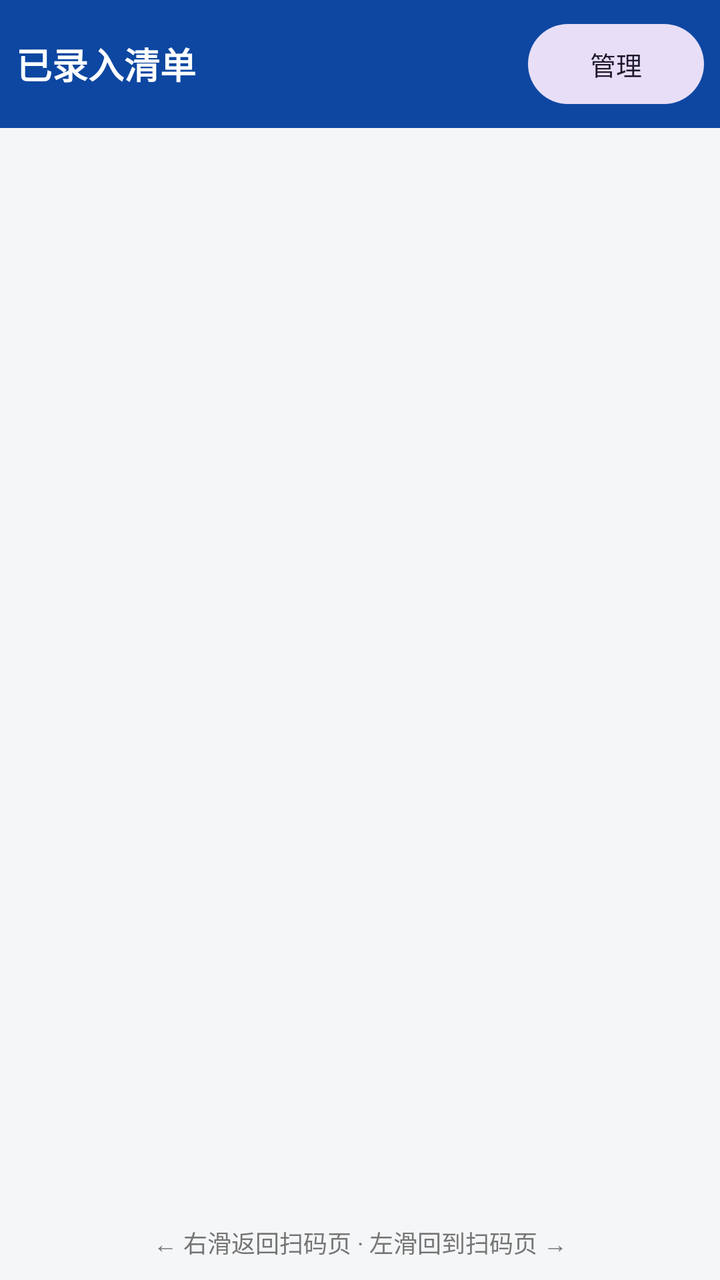
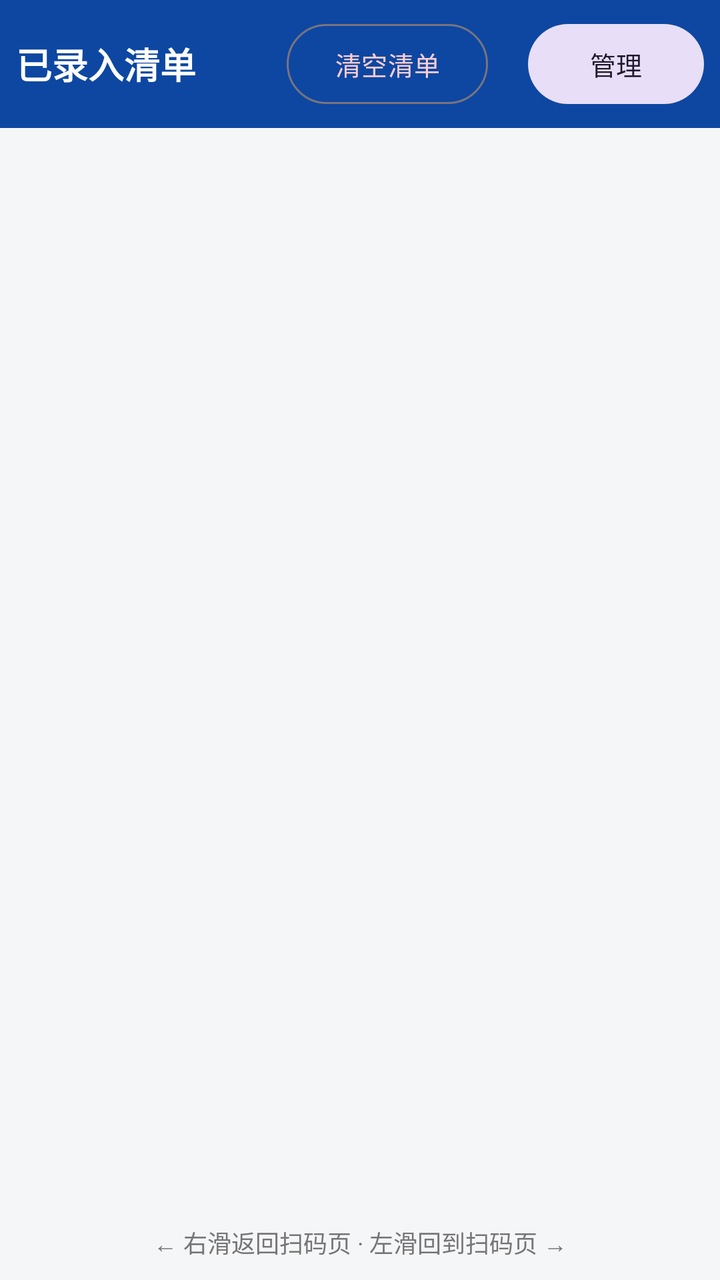

Compare the two renders of this Android layout. The source of the first and the diff that turns it into the second are given below.
<!-- AndroidManifest.xml: application theme Theme.UdiScan -->
<!-- res/layout/fragment_list.xml -->
<?xml version="1.0" encoding="utf-8"?>
<LinearLayout xmlns:android="http://schemas.android.com/apk/res/android"
    xmlns:app="http://schemas.android.com/apk/res-auto"
    android:layout_width="match_parent"
    android:layout_height="match_parent"
    android:orientation="vertical"
    android:background="@color/bg">

    
    <LinearLayout
        android:layout_width="match_parent"
        android:layout_height="wrap_content"
        android:orientation="horizontal"
        android:padding="8dp"
        android:gravity="center_vertical"
        android:background="@color/primary_dark">

        <TextView
            android:layout_width="0dp"
            android:layout_height="wrap_content"
            android:layout_weight="1"
            android:text="@string/list_title"
            android:textColor="#ffffff"
            android:textSize="18sp"
            android:textStyle="bold" />

        <TextView
            android:id="@+id/tv_count"
            android:layout_width="wrap_content"
            android:layout_height="wrap_content"
            android:textColor="#ffffff"
            android:textSize="14sp"
            android:paddingEnd="12dp" />

        <Button
            android:id="@+id/btn_manage"
            style="@style/Widget.Material3.Button.TonalButton"
            android:layout_width="wrap_content"
            android:layout_height="wrap_content"
            android:text="@string/manage_title"
            android:textSize="13sp" />
    </LinearLayout>

    
    <androidx.recyclerview.widget.RecyclerView
        android:id="@+id/list_items"
        android:layout_width="match_parent"
        android:layout_height="0dp"
        android:layout_weight="1"
        android:padding="8dp" />

    
    <TextView
        android:id="@+id/tv_empty"
        android:layout_width="match_parent"
        android:layout_height="wrap_content"
        android:layout_marginTop="40dp"
        android:gravity="center"
        android:text="@string/list_empty"
        android:textColor="@color/text_sub"
        android:textSize="14sp"
        android:visibility="gone" />

    <TextView
        android:layout_width="match_parent"
        android:layout_height="wrap_content"
        android:gravity="center"
        android:padding="10dp"
        android:text="@string/swipe_back_hint"
        android:textColor="@color/text_sub"
        android:textSize="12sp" />

</LinearLayout>
<!-- resources referenced by this layout -->
<resources>
  <color name="bg">#F5F6F8</color>
  <color name="primary_dark">#0D47A1</color>
  <color name="text_sub">#757575</color>
  <string name="list_empty">清单为空，扫码后点「加入清单」</string>
  <string name="list_title">已录入清单</string>
  <string name="manage_title">管理</string>
  <string name="swipe_back_hint">← 右滑返回扫码页 · 左滑回到扫码页 →</string>
  <style name="Theme.UdiScan" parent="Theme.Material3.DayNight.NoActionBar">
          <item name="colorPrimary">@color/primary</item>
          <item name="colorPrimaryDark">@color/primary_dark</item>
          <item name="colorAccent">@color/accent</item>
          <item name="android:colorBackground">@color/bg</item>
          <item name="android:statusBarColor">@color/primary_dark</item>
      </style>
  <color name="primary">#1565C0</color>
  <color name="accent">#FF6F00</color>
</resources>

<!-- the commit's change to res/layout/fragment_list.xml (unified diff, before → after) -->
@@ -4,7 +4,8 @@
     android:layout_width="match_parent"
     android:layout_height="match_parent"
     android:orientation="vertical"
-    android:background="@color/bg">
+    android:background="@color/bg"
+    android:fitsSystemWindows="true">
 
     
     <LinearLayout
@@ -23,6 +24,16 @@
             android:textColor="#ffffff"
             android:textSize="18sp"
             android:textStyle="bold" />
+
+        <Button
+            android:id="@+id/btn_clear_list"
+            style="@style/Widget.Material3.Button.OutlinedButton"
+            android:layout_width="wrap_content"
+            android:layout_height="wrap_content"
+            android:layout_marginEnd="8dp"
+            android:text="@string/btn_clear"
+            android:textSize="13sp"
+            android:textColor="#FFCDD2" />
 
         <TextView
             android:id="@+id/tv_count"
<!-- resource entries referenced after the edit -->
@@ -3,6 +3,7 @@
   <color name="bg">#F5F6F8</color>
   <color name="primary_dark">#0D47A1</color>
   <color name="text_sub">#757575</color>
+  <string name="btn_clear">清空清单</string>
   <string name="list_empty">清单为空，扫码后点「加入清单」</string>
   <string name="list_title">已录入清单</string>
   <string name="manage_title">管理</string>
